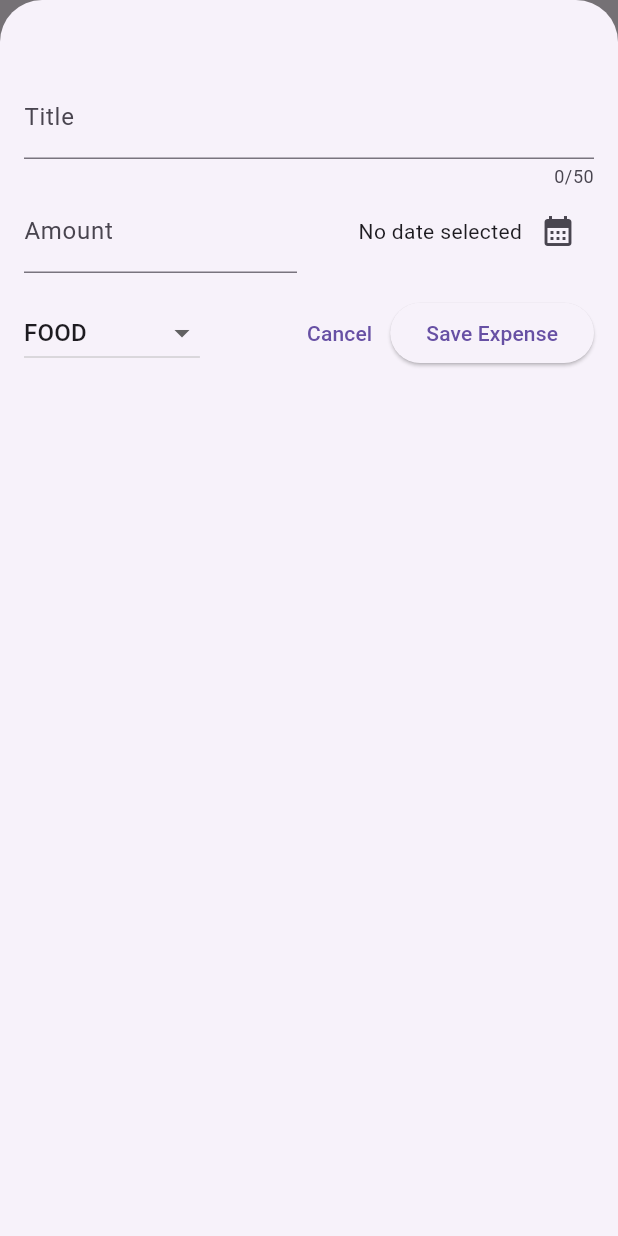
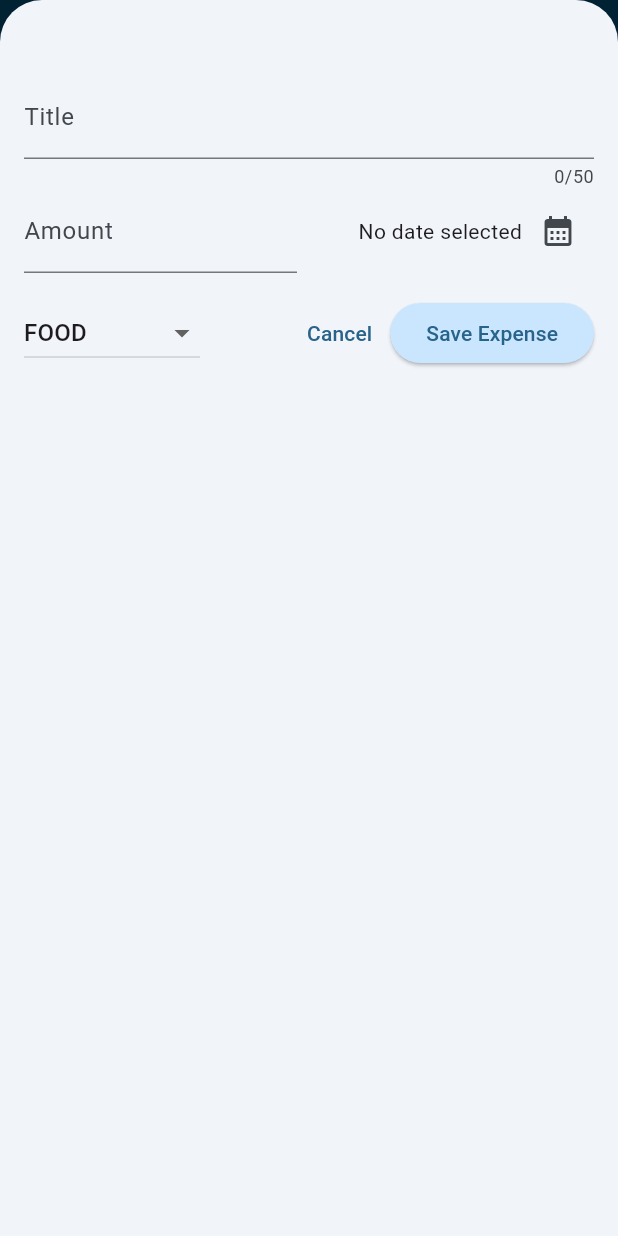
Before and after one commit to bagoesrex/FlowFin-App, a Flutter app: the screen it shows after launch, after a tap on the "add" icon, on a phone screen of 412 x 824 dp. Run offline on Flutter 3.47's test engine with Material 3 defaults, Android fonts, the phone set to English and light mode, and no system bars.

Commit message:
style: improve theme and UI styling

```diff
--- a/lib/main.dart
+++ b/lib/main.dart
@@ -1,11 +1,38 @@
 import 'package:flutter/material.dart';
 import 'package:flow_fin/widgets/expenses.dart';
+
+var kColorScheme = ColorScheme.fromSeed(
+  seedColor: const Color.fromARGB(255, 46, 127, 177),
+);
 
 void main() {
   runApp(
     MaterialApp(
-      theme: ThemeData(useMaterial3: true),
+      debugShowCheckedModeBanner: false,
+      theme: ThemeData().copyWith(
+        colorScheme: kColorScheme,
+        appBarTheme: AppBarTheme().copyWith(
+          backgroundColor: kColorScheme.onPrimaryContainer,
+          foregroundColor: kColorScheme.primaryContainer,
+        ),
+        cardTheme: const CardTheme().copyWith(
+          color: kColorScheme.secondaryContainer,
+          margin: const EdgeInsets.symmetric(horizontal: 16, vertical: 8),
+        ),
+        elevatedButtonTheme: ElevatedButtonThemeData(
+          style: ElevatedButton.styleFrom(
+            backgroundColor: kColorScheme.primaryContainer,
+          ),
+        ),
+        textTheme: ThemeData().textTheme.copyWith(
+          titleLarge: TextStyle(
+            fontWeight: FontWeight.bold,
+            color: kColorScheme.onSecondaryContainer,
+            fontSize: 16,
+          ),
+        ),
+      ),
       home: const Expenses(),
-    )
+    ),
   );
 }
--- a/lib/widgets/expenses_list/expense_item.dart
+++ b/lib/widgets/expenses_list/expense_item.dart
@@ -12,8 +12,9 @@
       child: Padding(
         padding: const EdgeInsets.symmetric(horizontal: 20, vertical: 15),
         child: Column(
+          crossAxisAlignment: CrossAxisAlignment.start,
           children: [
-            Text(expense.title),
+            Text(expense.title, style: Theme.of(context).textTheme.titleLarge),
             const SizedBox(height: 4),
             Row(
               children: [
```
